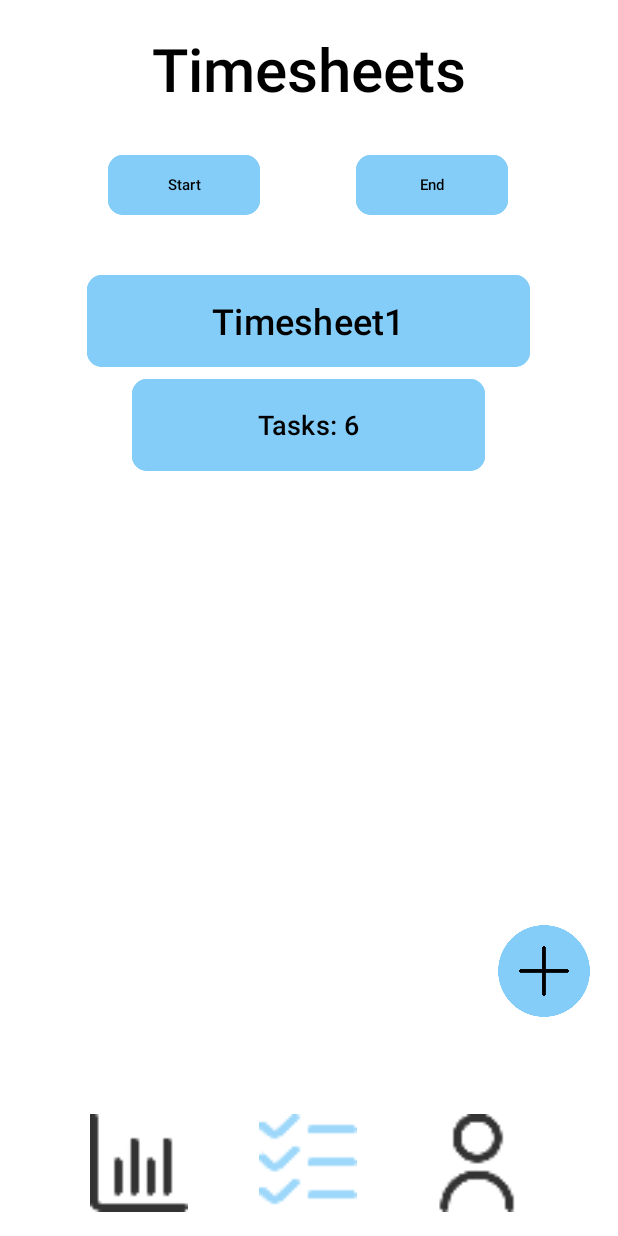
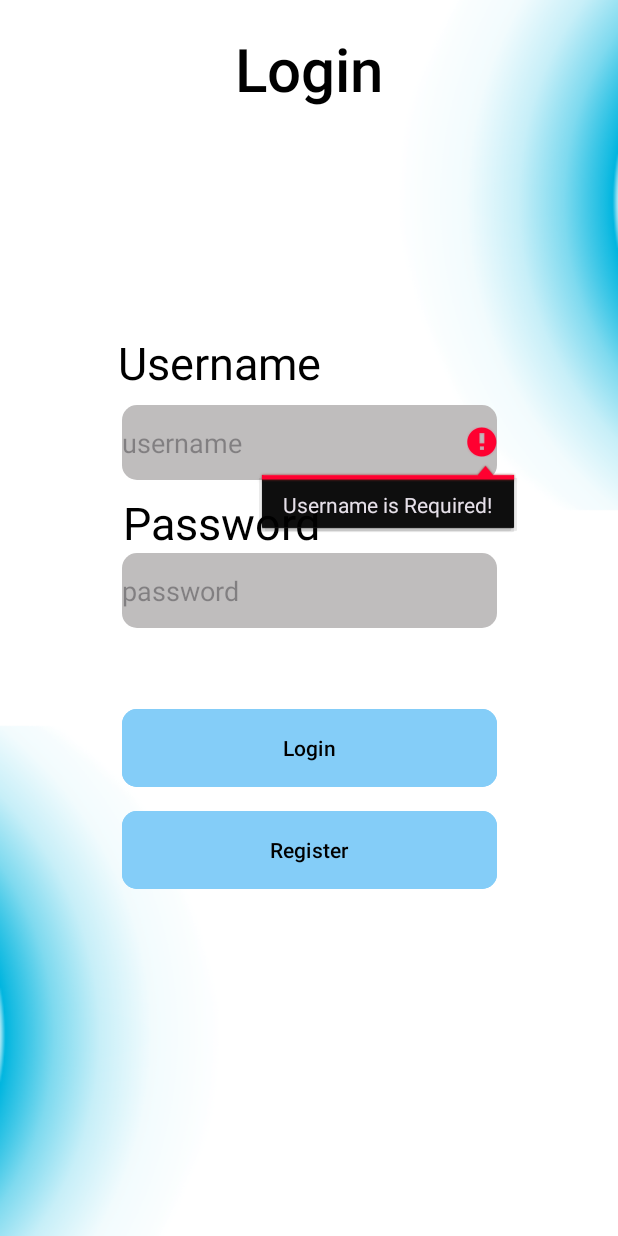
Before and after one commit to ST10090538/OPSC_Prototype, an Android app: the LoginPage screen opened directly, with no data from a screen before it, after a tap on "Login", on a phone screen of 412 x 824 dp. Run offline under Robolectric (Android 15) with nearby library versions, the phone set to English and light mode, and no system bars.

Commit message:
login and register

```diff
--- a/app/src/main/java/com/example/opscprototype/LoginPage.kt
+++ b/app/src/main/java/com/example/opscprototype/LoginPage.kt
@@ -2,23 +2,60 @@ package com.example.opscprototype
 
 import android.content.Intent
 import android.os.Bundle
+import android.text.TextUtils
 import android.widget.Button
+import android.widget.EditText
+import android.widget.Toast
 import androidx.appcompat.app.AppCompatActivity
 
 class LoginPage : AppCompatActivity() {
+
+    private lateinit var editText2: EditText
+    private lateinit var editTextTextPassword: EditText
+    private lateinit var loginpage_login_button: Button
+    private lateinit var registerpage_register_button: Button
+
+    private var registeredUsername: String? = null
+    private var registeredPassword: String? = null
+
     override fun onCreate(savedInstanceState: Bundle?) {
         super.onCreate(savedInstanceState)
         setContentView(R.layout.login_page)
 
-        val login = findViewById<Button>(R.id.loginpage_login_button)
-        val register = findViewById<Button>(R.id.registerpage_register_button)
+        editText2 = findViewById(R.id.editText2)
+        editTextTextPassword = findViewById(R.id.editTextTextPassword)
+        loginpage_login_button = findViewById(R.id.loginpage_login_button)
+        registerpage_register_button = findViewById(R.id.registerpage_register_button)
 
-        login.setOnClickListener {
-            startActivity(Intent(this, TimesheetPage::class.java))
+        registerpage_register_button.setOnClickListener {
+            startActivity(Intent(this, RegisterPage::class.java))
         }
 
-        register.setOnClickListener {
-            startActivity(Intent(this, RegisterPage::class.java))
+        val extras = intent.extras
+        if (extras != null) {
+            registeredUsername = extras.getString("username")
+            registeredPassword = extras.getString("password")
+        }
+
+        loginpage_login_button.setOnClickListener {
+            val username = editText2.text.toString().trim()
+            val password = editTextTextPassword.text.toString().trim()
+
+            if (TextUtils.isEmpty(username)) {
+                editText2.error = "Username is Required!"
+                return@setOnClickListener
+            } else if (TextUtils.isEmpty(password)) {
+                editTextTextPassword.error = "Password is Required!"
+                return@setOnClickListener
+            } else if (username != registeredUsername || password != registeredPassword) {
+                Toast.makeText(this, "Invalid username or password!", Toast.LENGTH_SHORT).show()
+                return@setOnClickListener
+            } else {
+                Toast.makeText(this, "Logged In Successfully!", Toast.LENGTH_SHORT).show()
+                val intent = Intent(this, TimesheetPage::class.java)
+                startActivity(intent)
+                finish()
+            }
         }
     }
 }
```
Also changed, not shown: app/src/main/java/com/example/opscprototype/RegisterPage.kt (+66 -6 lines).
